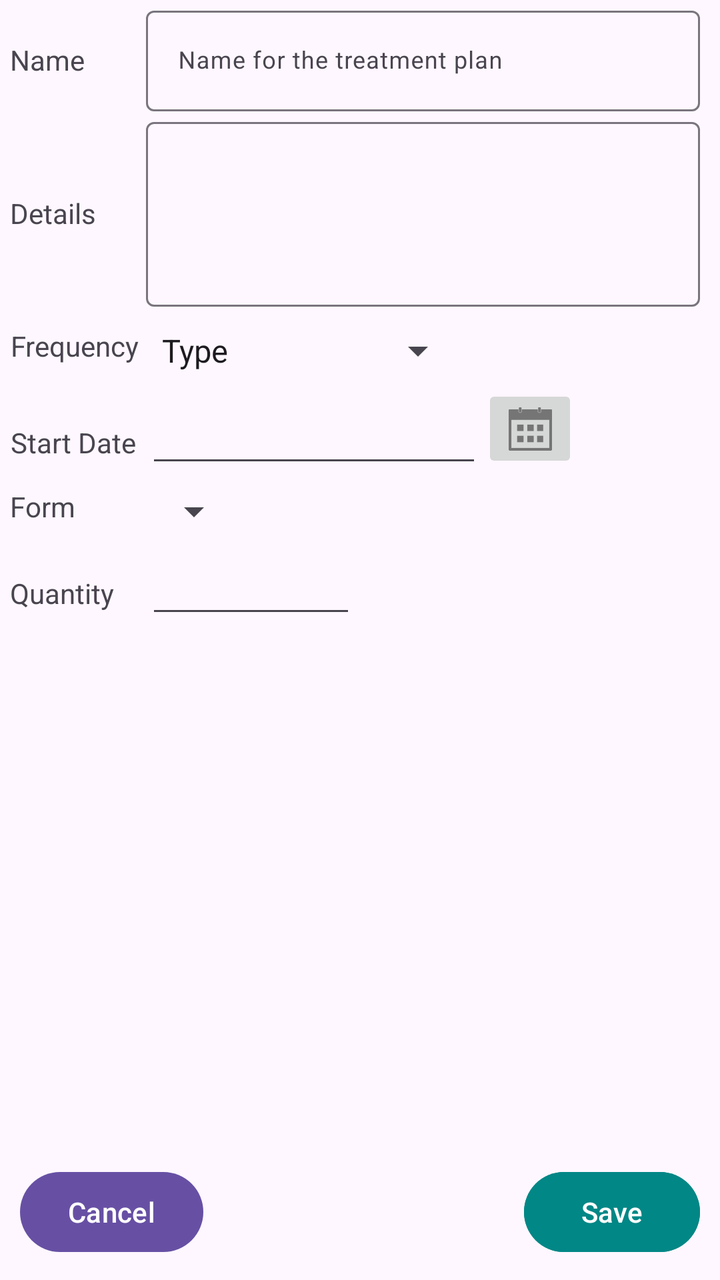
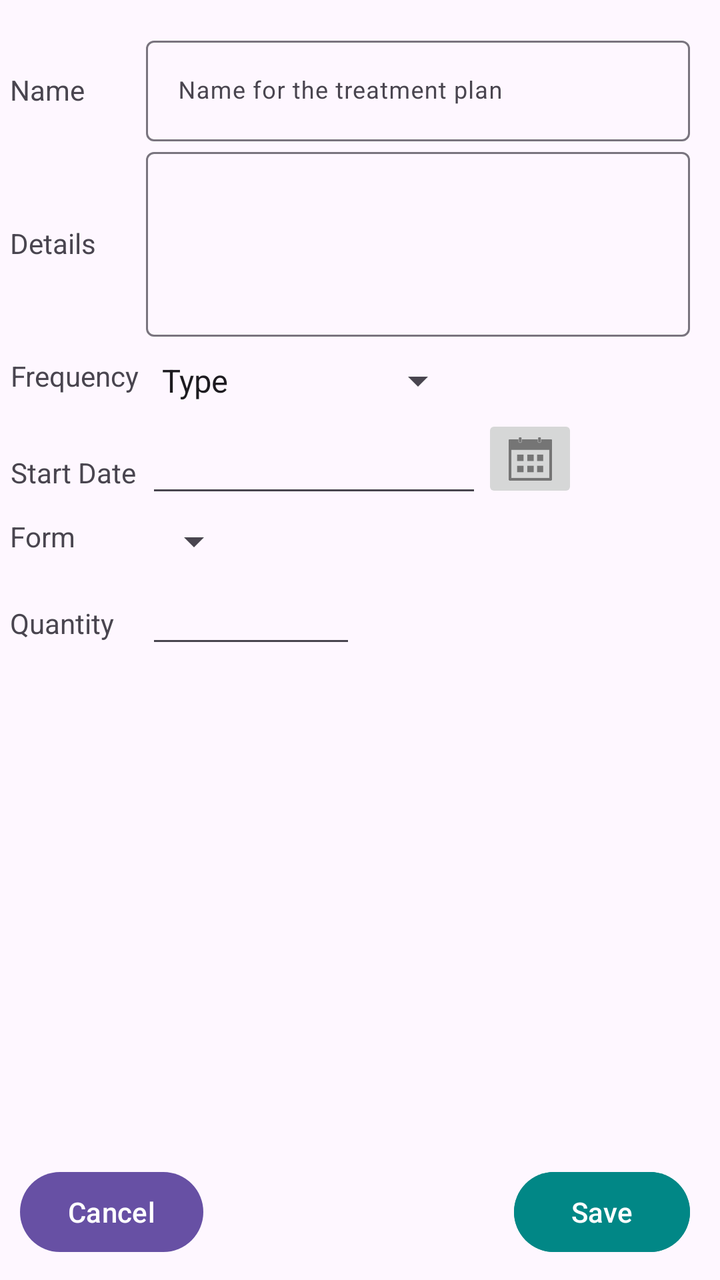

Before-and-after screenshots of an Android layout around one commit, followed by the original layout XML and the change that was made.
<!-- AndroidManifest.xml: application theme Theme.Mediplanner -->
<!-- res/layout/plan_fragment_view.xml -->
<?xml version="1.0" encoding="utf-8"?>
<RelativeLayout xmlns:android="http://schemas.android.com/apk/res/android"
    xmlns:app="http://schemas.android.com/apk/res-auto"
    xmlns:tools="http://schemas.android.com/tools"
    android:id="@+id/fragment_container_view"
    android:layout_width="match_parent"
    android:layout_height="match_parent"
    android:layout_marginHorizontal="10dp"
    android:layout_marginTop="15dp"
    android:layout_marginEnd="5dp"
    android:scrollbars="vertical">


    <androidx.constraintlayout.widget.Guideline
        android:id="@+id/guideline"
        android:layout_width="wrap_content"
        android:layout_height="match_parent"
        android:layout_alignParentTop="true"
        android:layout_alignParentBottom="false"
        android:layout_marginHorizontal="5dp"
        android:layout_toEndOf="@id/StartDateTextView"
        android:orientation="vertical"
        tools:visibility="invisible" />

    <TextView
        android:id="@+id/nameTextView"
        android:layout_width="wrap_content"
        android:layout_height="wrap_content"
        android:layout_alignBaseline="@id/treatmentPlanNameTextInput"
        android:layout_alignParentStart="false"
        android:layout_alignParentLeft="false"
        android:layout_alignParentTop="true"
        android:layout_marginStart="5dp"
        android:layout_marginEnd="5dp"
        android:clickable="false"
        android:text="@string/name"
        android:textAlignment="textEnd" />

    <com.google.android.material.textfield.TextInputLayout
        android:id="@+id/treatmentPlanNameTextInput"
        android:layout_width="match_parent"
        android:layout_height="wrap_content"
        android:layout_toEndOf="@id/guideline">

        <com.google.android.material.textfield.TextInputEditText
            android:id="@+id/nameTextInput"
            android:layout_width="match_parent"
            android:layout_height="match_parent"
            android:layout_marginTop="15dp"
            android:layout_marginEnd="10dp"
            android:hint="@string/treatment_name_prompt"
            android:maxLines="1"
            android:textSize="12sp" />
    </com.google.android.material.textfield.TextInputLayout>

    <TextView
        android:id="@+id/detailsTextView"
        android:layout_width="wrap_content"
        android:layout_height="wrap_content"
        android:layout_below="@id/nameTextView"
        android:layout_alignBaseline="@id/detailsTextLayout"
        android:layout_marginStart="5dp"
        android:layout_marginEnd="5dp"
        android:layout_weight="0"
        android:clickable="false"
        android:text="@string/treatment_details"
        android:textAlignment="textEnd" />

    <com.google.android.material.textfield.TextInputLayout
        android:id="@+id/detailsTextLayout"
        android:layout_width="match_parent"
        android:layout_height="wrap_content"
        android:layout_below="@id/treatmentPlanNameTextInput"
        android:layout_toEndOf="@id/guideline"
        android:layout_weight="1">

        <com.google.android.material.textfield.TextInputEditText
            android:id="@+id/detailsTextInput"
            android:layout_width="match_parent"
            android:layout_height="wrap_content"
            android:layout_marginEnd="10dp"

            android:inputType="textMultiLine"
            android:maxLines="4"
            android:minLines="4"
            android:textSize="12sp" />
    </com.google.android.material.textfield.TextInputLayout>

    <TextView
        android:id="@+id/frequencyTextView"
        android:layout_width="wrap_content"
        android:layout_height="wrap_content"
        android:layout_below="@id/detailsTextLayout"
        android:layout_alignBaseline="@id/frequencyBox"
        android:layout_marginStart="5dp"
        android:layout_marginTop="10dp"
        android:layout_marginEnd="5dp"
        android:clickable="false"
        android:text="@string/frequency"
        android:textAlignment="textEnd" />

    <LinearLayout
        android:id="@+id/frequencyBox"
        android:layout_width="match_parent"
        android:layout_height="wrap_content"
        android:layout_below="@id/detailsTextLayout"
        android:layout_marginTop="5dp"
        android:layout_marginEnd="10dp"
        android:layout_toEndOf="@id/guideline"
        android:baselineAligned="true"
        android:orientation="vertical">

        <Spinner
            android:id="@+id/freqTypeSpinner"
            android:layout_width="wrap_content"
            android:layout_height="match_parent"
            android:layout_marginTop="5dp"
            android:layout_marginBottom="5dp"
            android:entries="@array/freq_type_array"
            android:spinnerMode="dropdown" />
    </LinearLayout>

    <TextView
        android:id="@+id/StartDateTextView"
        android:layout_width="wrap_content"
        android:layout_height="wrap_content"
        android:layout_below="@id/frequencyTextView"
        android:layout_alignBaseline="@id/startDate"
        android:layout_marginStart="5dp"
        android:layout_marginEnd="5dp"
        android:layout_weight="0"
        android:clickable="false"
        android:text="@string/start_date"
        android:textAlignment="textEnd" />

    <EditText
        android:id="@+id/startDate"
        android:layout_width="wrap_content"
        android:layout_height="wrap_content"
        android:layout_below="@id/frequencyBox"
        android:layout_marginTop="5dp"
        android:layout_toEndOf="@id/guideline"
        android:layout_weight="0"
        android:ems="8"
        android:inputType="date" />

    <ImageButton
        android:id="@+id/calendarDialogButton"
        android:layout_width="wrap_content"
        android:layout_height="wrap_content"
        android:layout_below="@id/frequencyBox"
        android:layout_toEndOf="@id/startDate"
        android:layout_weight="0"
        app:srcCompat="@drawable/ic_calendar_button" />

    <TextView
        android:id="@+id/formTextView"
        android:layout_width="wrap_content"
        android:layout_height="wrap_content"
        android:layout_below="@id/startDate"
        android:layout_alignBaseline="@id/formBox"
        android:layout_marginHorizontal="5dp"
        android:layout_marginTop="5dp"
        android:layout_weight="0"
        android:clickable="false"
        android:orientation="vertical"
        android:text="@string/treatment_form" />

    <LinearLayout
        android:id="@+id/formBox"
        android:layout_width="match_parent"
        android:layout_height="wrap_content"
        android:layout_below="@id/startDate"
        android:layout_marginTop="5dp"
        android:layout_marginEnd="10dp"
        android:layout_toEndOf="@id/guideline"
        android:layout_weight="1"
        android:orientation="vertical">

        <Spinner
            android:id="@+id/formTypeSpinner"
            android:layout_width="wrap_content"
            android:layout_height="wrap_content" />
    </LinearLayout>

    <TextView
        android:id="@+id/quantityTextView"
        android:layout_width="wrap_content"
        android:layout_height="wrap_content"
        android:layout_below="@id/formTextView"
        android:layout_alignBaseline="@id/quantityEditText"
        android:layout_marginStart="5dp"
        android:text="@string/quantity" />

    <EditText
        android:id="@+id/quantityEditText"
        android:layout_width="wrap_content"
        android:layout_height="wrap_content"
        android:layout_below="@id/formBox"
        android:layout_marginTop="5dp"
        android:layout_toEndOf="@id/guideline"
        android:layout_weight="1"
        android:ems="5"
        android:inputType="number" />

    <Spinner
        android:id="@+id/quantityMetricSpinner"
        android:layout_width="wrap_content"
        android:layout_height="wrap_content"
        android:layout_below="@id/formBox"
        android:layout_alignBaseline="@id/quantityEditText"
        android:layout_marginEnd="10dp"
        android:layout_toEndOf="@id/quantityEditText"
        android:visibility="invisible" />

    <Button
        android:id="@+id/savePlanButton"
        android:layout_width="wrap_content"
        android:layout_height="wrap_content"
        android:layout_alignParentEnd="true"
        android:layout_alignParentBottom="true"
        android:layout_marginEnd="10dp"
        android:layout_marginBottom="10dp"
        android:backgroundTint="@color/design_default_color_secondary_variant"
        android:text="@string/save_button" />

    <Button
        android:id="@+id/cancelButton"
        android:layout_width="wrap_content"
        android:layout_height="wrap_content"
        android:layout_alignBaseline="@id/savePlanButton"
        android:layout_alignParentStart="true"
        android:layout_alignParentBottom="true"
        android:layout_marginStart="10dp"
        android:layout_marginBottom="10dp"
        android:text="@android:string/cancel" />

</RelativeLayout>
<!-- resources referenced by this layout -->
<resources>
  <string-array name="freq_type_array">
          <item>Type</item>
          <item name="hourly_frequency">Every x hours</item>
          <item name="daily_frequency">Daily</item>
          <item name="weekly_frequency">Weekly</item>
          <item name="monthly_frequency">Monthly</item>
          <item name="annually_frequency">Annually</item>
          <item name="specific_frequency">Specific Days</item>
          <item name="as_needed">As needed</item>
      </string-array>
  <!-- drawable ic_calendar_button: png bitmap (drawable-hdpi, 451 bytes) -->
  <string name="frequency">Frequency</string>
  <string name="name">Name</string>
  <string name="quantity">Quantity</string>
  <string name="save_button">Save</string>
  <string name="start_date">Start Date</string>
  <string name="treatment_details">Details</string>
  <string name="treatment_form">Form</string>
  <string name="treatment_name_prompt">Name for the treatment plan</string>
  <style name="Theme.Mediplanner" parent="Base.Theme.Mediplanner" />
  <style name="Base.Theme.Mediplanner" parent="Theme.Material3.DayNight.NoActionBar">
          
          
          <item name="android:activatedBackgroundIndicator">@color/selectionBackground</item>
          
      </style>
  <color name="selectionBackground">#9F98B3</color>
</resources>

<!-- the commit's change to res/layout/plan_fragment_view.xml (unified diff, before → after) -->
@@ -1,238 +1,248 @@
 <?xml version="1.0" encoding="utf-8"?>
-<RelativeLayout xmlns:android="http://schemas.android.com/apk/res/android"
+<androidx.core.widget.NestedScrollView xmlns:android="http://schemas.android.com/apk/res/android"
     xmlns:app="http://schemas.android.com/apk/res-auto"
     xmlns:tools="http://schemas.android.com/tools"
     android:id="@+id/fragment_container_view"
     android:layout_width="match_parent"
-    android:layout_height="match_parent"
+    android:layout_height="wrap_content"
     android:layout_marginHorizontal="10dp"
     android:layout_marginTop="15dp"
-    android:layout_marginEnd="5dp"
-    android:scrollbars="vertical">
-
-
-    <androidx.constraintlayout.widget.Guideline
-        android:id="@+id/guideline"
-        android:layout_width="wrap_content"
-        android:layout_height="match_parent"
-        android:layout_alignParentTop="true"
-        android:layout_alignParentBottom="false"
-        android:layout_marginHorizontal="5dp"
-        android:layout_toEndOf="@id/StartDateTextView"
-        android:orientation="vertical"
-        tools:visibility="invisible" />
-
-    <TextView
-        android:id="@+id/nameTextView"
-        android:layout_width="wrap_content"
-        android:layout_height="wrap_content"
-        android:layout_alignBaseline="@id/treatmentPlanNameTextInput"
-        android:layout_alignParentStart="false"
-        android:layout_alignParentLeft="false"
-        android:layout_alignParentTop="true"
-        android:layout_marginStart="5dp"
-        android:layout_marginEnd="5dp"
-        android:clickable="false"
-        android:text="@string/name"
-        android:textAlignment="textEnd" />
-
-    <com.google.android.material.textfield.TextInputLayout
-        android:id="@+id/treatmentPlanNameTextInput"
+    android:layout_marginBottom="10dp"
+    android:fillViewport="true"
+    android:verticalScrollbarPosition="defaultPosition">
+
+
+    <RelativeLayout
+        android:id="@+id/fakeRoot"
         android:layout_width="match_parent"
         android:layout_height="wrap_content"
-        android:layout_toEndOf="@id/guideline">
-
-        <com.google.android.material.textfield.TextInputEditText
-            android:id="@+id/nameTextInput"
-            android:layout_width="match_parent"
+        android:layout_marginHorizontal="10dp"
+        android:layout_marginTop="15dp"
+        android:layout_marginEnd="5dp">
+
+
+        <androidx.constraintlayout.widget.Guideline
+            android:id="@+id/guideline"
+            android:layout_width="wrap_content"
             android:layout_height="match_parent"
-            android:layout_marginTop="15dp"
-            android:layout_marginEnd="10dp"
-            android:hint="@string/treatment_name_prompt"
-            android:maxLines="1"
-            android:textSize="12sp" />
-    </com.google.android.material.textfield.TextInputLayout>
-
-    <TextView
-        android:id="@+id/detailsTextView"
-        android:layout_width="wrap_content"
-        android:layout_height="wrap_content"
-        android:layout_below="@id/nameTextView"
-        android:layout_alignBaseline="@id/detailsTextLayout"
-        android:layout_marginStart="5dp"
-        android:layout_marginEnd="5dp"
-        android:layout_weight="0"
-        android:clickable="false"
-        android:text="@string/treatment_details"
-        android:textAlignment="textEnd" />
-
-    <com.google.android.material.textfield.TextInputLayout
-        android:id="@+id/detailsTextLayout"
-        android:layout_width="match_parent"
-        android:layout_height="wrap_content"
-        android:layout_below="@id/treatmentPlanNameTextInput"
-        android:layout_toEndOf="@id/guideline"
-        android:layout_weight="1">
-
-        <com.google.android.material.textfield.TextInputEditText
-            android:id="@+id/detailsTextInput"
-            android:layout_width="match_parent"
-            android:layout_height="wrap_content"
-            android:layout_marginEnd="10dp"
-
-            android:inputType="textMultiLine"
-            android:maxLines="4"
-            android:minLines="4"
-            android:textSize="12sp" />
-    </com.google.android.material.textfield.TextInputLayout>
-
-    <TextView
-        android:id="@+id/frequencyTextView"
-        android:layout_width="wrap_content"
-        android:layout_height="wrap_content"
-        android:layout_below="@id/detailsTextLayout"
-        android:layout_alignBaseline="@id/frequencyBox"
-        android:layout_marginStart="5dp"
-        android:layout_marginTop="10dp"
-        android:layout_marginEnd="5dp"
-        android:clickable="false"
-        android:text="@string/frequency"
-        android:textAlignment="textEnd" />
-
-    <LinearLayout
-        android:id="@+id/frequencyBox"
-        android:layout_width="match_parent"
-        android:layout_height="wrap_content"
-        android:layout_below="@id/detailsTextLayout"
-        android:layout_marginTop="5dp"
-        android:layout_marginEnd="10dp"
-        android:layout_toEndOf="@id/guideline"
-        android:baselineAligned="true"
-        android:orientation="vertical">
+            android:layout_alignParentTop="true"
+            android:layout_alignParentBottom="false"
+            android:layout_marginHorizontal="5dp"
+            android:layout_toEndOf="@id/StartDateTextView"
+            android:orientation="vertical"
+            tools:visibility="invisible" />
+
+        <TextView
+            android:id="@+id/nameTextView"
+            android:layout_width="wrap_content"
+            android:layout_height="wrap_content"
+            android:layout_alignBaseline="@id/treatmentPlanNameTextInput"
+            android:layout_alignParentStart="false"
+            android:layout_alignParentLeft="false"
+            android:layout_alignParentTop="true"
+            android:layout_marginStart="5dp"
+            android:layout_marginEnd="5dp"
+            android:clickable="false"
+            android:text="@string/name"
+            android:textAlignment="textEnd" />
+
+        <com.google.android.material.textfield.TextInputLayout
+            android:id="@+id/treatmentPlanNameTextInput"
+            android:layout_width="match_parent"
+            android:layout_height="wrap_content"
+            android:layout_toEndOf="@id/guideline">
+
+            <com.google.android.material.textfield.TextInputEditText
+                android:id="@+id/nameTextInput"
+                android:layout_width="match_parent"
+                android:layout_height="match_parent"
+                android:layout_marginTop="15dp"
+                android:layout_marginEnd="10dp"
+                android:hint="@string/treatment_name_prompt"
+                android:maxLines="1"
+                android:textSize="12sp" />
+        </com.google.android.material.textfield.TextInputLayout>
+
+        <TextView
+            android:id="@+id/detailsTextView"
+            android:layout_width="wrap_content"
+            android:layout_height="wrap_content"
+            android:layout_below="@id/nameTextView"
+            android:layout_alignBaseline="@id/detailsTextLayout"
+            android:layout_marginStart="5dp"
+            android:layout_marginEnd="5dp"
+            android:clickable="false"
+            android:text="@string/treatment_details"
+            android:textAlignment="textEnd" />
+
+        <com.google.android.material.textfield.TextInputLayout
+            android:id="@+id/detailsTextLayout"
+            android:layout_width="match_parent"
+            android:layout_height="wrap_content"
+            android:layout_below="@id/treatmentPlanNameTextInput"
+            android:layout_toEndOf="@id/guideline">
+
+            <com.google.android.material.textfield.TextInputEditText
+                android:id="@+id/detailsTextInput"
+                android:layout_width="match_parent"
+                android:layout_height="wrap_content"
+                android:layout_marginEnd="10dp"
+
+                android:inputType="textMultiLine"
+                android:maxLines="4"
+                android:minLines="4"
+                android:textSize="12sp" />
+        </com.google.android.material.textfield.TextInputLayout>
+
+        <TextView
+            android:id="@+id/frequencyTextView"
+            android:layout_width="wrap_content"
+            android:layout_height="wrap_content"
+            android:layout_below="@id/detailsTextLayout"
+            android:layout_alignBaseline="@id/frequencyBox"
+            android:layout_marginStart="5dp"
+            android:layout_marginTop="10dp"
+            android:layout_marginEnd="5dp"
+            android:clickable="false"
+            android:text="@string/frequency"
+            android:textAlignment="textEnd" />
+
+        <LinearLayout
+            android:id="@+id/frequencyBox"
+            android:layout_width="match_parent"
+            android:layout_height="wrap_content"
+            android:layout_below="@id/detailsTextLayout"
+            android:layout_marginTop="5dp"
+            android:layout_marginEnd="10dp"
+            android:layout_toEndOf="@id/guideline"
+            android:baselineAligned="true"
+            android:orientation="vertical">
+
+            <Spinner
+                android:id="@+id/freqTypeSpinner"
+                android:layout_width="wrap_content"
+                android:layout_height="wrap_content"
+                android:layout_marginTop="5dp"
+                android:layout_marginBottom="5dp"
+                android:entries="@array/freq_type_array"
+                android:spinnerMode="dropdown" />
+        </LinearLayout>
+
+        <TextView
+            android:id="@+id/StartDateTextView"
+            android:layout_width="wrap_content"
+            android:layout_height="wrap_content"
+            android:layout_below="@id/frequencyTextView"
+            android:layout_alignBaseline="@id/startDate"
+            android:layout_marginStart="5dp"
+            android:layout_marginEnd="5dp"
+            android:clickable="false"
+            android:text="@string/start_date"
+            android:textAlignment="textEnd" />
+
+        <EditText
+            android:id="@+id/startDate"
+            android:layout_width="wrap_content"
+            android:layout_height="wrap_content"
+            android:layout_below="@id/frequencyBox"
+            android:layout_marginTop="5dp"
+            android:layout_toEndOf="@id/guideline"
+            android:ems="8"
+            android:inputType="date" />
+
+        <ImageButton
+            android:id="@+id/calendarDialogButton"
+            android:layout_width="wrap_content"
+            android:layout_height="wrap_content"
+            android:layout_below="@id/frequencyBox"
+            android:layout_toEndOf="@id/startDate"
+            app:srcCompat="@drawable/ic_calendar_button" />
+
+        <TextView
+            android:id="@+id/formTextView"
+            android:layout_width="wrap_content"
+            android:layout_height="wrap_content"
+            android:layout_below="@id/startDate"
+            android:layout_alignBaseline="@id/formBox"
+            android:layout_marginHorizontal="5dp"
+            android:layout_marginTop="5dp"
+            android:clickable="false"
+            android:orientation="vertical"
+            android:text="@string/treatment_form" />
+
+        <LinearLayout
+            android:id="@+id/formBox"
+            android:layout_width="match_parent"
+            android:layout_height="wrap_content"
+            android:layout_below="@id/startDate"
+            android:layout_marginTop="5dp"
+            android:layout_marginEnd="10dp"
+            android:layout_toEndOf="@id/guideline"
+            android:orientation="vertical">
+
+            <Spinner
+                android:id="@+id/formTypeSpinner"
+                android:layout_width="wrap_content"
+                android:layout_height="wrap_content" />
+        </LinearLayout>
+
+        <TextView
+            android:id="@+id/quantityTextView"
+            android:layout_width="wrap_content"
+            android:layout_height="wrap_content"
+            android:layout_below="@id/formTextView"
+            android:layout_alignBaseline="@id/quantityEditText"
+            android:layout_marginStart="5dp"
+            android:layout_marginBottom="50dp"
+            android:text="@string/quantity" />
+
+        <EditText
+            android:id="@+id/quantityEditText"
+            android:layout_width="wrap_content"
+            android:layout_height="wrap_content"
+            android:layout_below="@id/formBox"
+            android:layout_marginTop="5dp"
+            android:layout_marginBottom="50dp"
+            android:layout_toEndOf="@id/guideline"
+            android:ems="5"
+            android:inputType="number" />
 
         <Spinner
-            android:id="@+id/freqTypeSpinner"
-            android:layout_width="wrap_content"
-            android:layout_height="match_parent"
-            android:layout_marginTop="5dp"
-            android:layout_marginBottom="5dp"
-            android:entries="@array/freq_type_array"
-            android:spinnerMode="dropdown" />
-    </LinearLayout>
-
-    <TextView
-        android:id="@+id/StartDateTextView"
-        android:layout_width="wrap_content"
-        android:layout_height="wrap_content"
-        android:layout_below="@id/frequencyTextView"
-        android:layout_alignBaseline="@id/startDate"
-        android:layout_marginStart="5dp"
-        android:layout_marginEnd="5dp"
-        android:layout_weight="0"
-        android:clickable="false"
-        android:text="@string/start_date"
-        android:textAlignment="textEnd" />
-
-    <EditText
-        android:id="@+id/startDate"
-        android:layout_width="wrap_content"
-        android:layout_height="wrap_content"
-        android:layout_below="@id/frequencyBox"
-        android:layout_marginTop="5dp"
-        android:layout_toEndOf="@id/guideline"
-        android:layout_weight="0"
-        android:ems="8"
-        android:inputType="date" />
-
-    <ImageButton
-        android:id="@+id/calendarDialogButton"
-        android:layout_width="wrap_content"
-        android:layout_height="wrap_content"
-        android:layout_below="@id/frequencyBox"
-        android:layout_toEndOf="@id/startDate"
-        android:layout_weight="0"
-        app:srcCompat="@drawable/ic_calendar_button" />
-
-    <TextView
-        android:id="@+id/formTextView"
-        android:layout_width="wrap_content"
-        android:layout_height="wrap_content"
-        android:layout_below="@id/startDate"
-        android:layout_alignBaseline="@id/formBox"
-        android:layout_marginHorizontal="5dp"
-        android:layout_marginTop="5dp"
-        android:layout_weight="0"
-        android:clickable="false"
-        android:orientation="vertical"
-        android:text="@string/treatment_form" />
-
-    <LinearLayout
-        android:id="@+id/formBox"
-        android:layout_width="match_parent"
-        android:layout_height="wrap_content"
-        android:layout_below="@id/startDate"
-        android:layout_marginTop="5dp"
-        android:layout_marginEnd="10dp"
-        android:layout_toEndOf="@id/guideline"
-        android:layout_weight="1"
-        android:orientation="vertical">
-
-        <Spinner
-            android:id="@+id/formTypeSpinner"
-            android:layout_width="wrap_content"
-            android:layout_height="wrap_content" />
-    </LinearLayout>
-
-    <TextView
-        android:id="@+id/quantityTextView"
-        android:layout_width="wrap_content"
-        android:layout_height="wrap_content"
-        android:layout_below="@id/formTextView"
-        android:layout_alignBaseline="@id/quantityEditText"
-        android:layout_marginStart="5dp"
-        android:text="@string/quantity" />
-
-    <EditText
-        android:id="@+id/quantityEditText"
-        android:layout_width="wrap_content"
-        android:layout_height="wrap_content"
-        android:layout_below="@id/formBox"
-        android:layout_marginTop="5dp"
-        android:layout_toEndOf="@id/guideline"
-        android:layout_weight="1"
-        android:ems="5"
-        android:inputType="number" />
-
-    <Spinner
-        android:id="@+id/quantityMetricSpinner"
-        android:layout_width="wrap_content"
-        android:layout_height="wrap_content"
-        android:layout_below="@id/formBox"
-        android:layout_alignBaseline="@id/quantityEditText"
-        android:layout_marginEnd="10dp"
-        android:layout_toEndOf="@id/quantityEditText"
-        android:visibility="invisible" />
-
-    <Button
-        android:id="@+id/savePlanButton"
-        android:layout_width="wrap_content"
-        android:layout_height="wrap_content"
-        android:layout_alignParentEnd="true"
-        android:layout_alignParentBottom="true"
-        android:layout_marginEnd="10dp"
-        android:layout_marginBottom="10dp"
-        android:backgroundTint="@color/design_default_color_secondary_variant"
-        android:text="@string/save_button" />
-
-    <Button
-        android:id="@+id/cancelButton"
-        android:layout_width="wrap_content"
-        android:layout_height="wrap_content"
-        android:layout_alignBaseline="@id/savePlanButton"
-        android:layout_alignParentStart="true"
-        android:layout_alignParentBottom="true"
-        android:layout_marginStart="10dp"
-        android:layout_marginBottom="10dp"
-        android:text="@android:string/cancel" />
-
-</RelativeLayout>
+            android:id="@+id/quantityMetricSpinner"
+            android:layout_width="wrap_content"
+            android:layout_height="wrap_content"
+            android:layout_below="@id/formBox"
+            android:layout_alignBaseline="@id/quantityEditText"
+            android:layout_marginEnd="10dp"
+            android:layout_marginBottom="50dp"
+            android:layout_toEndOf="@id/quantityEditText"
+            android:visibility="invisible" />
+
+        <Button
+            android:id="@+id/savePlanButton"
+            android:layout_width="wrap_content"
+            android:layout_height="wrap_content"
+            android:layout_alignParentEnd="true"
+            android:layout_alignParentBottom="true"
+            android:layout_marginTop="50dp"
+            android:layout_marginEnd="10dp"
+            android:layout_marginBottom="10dp"
+            android:backgroundTint="@color/design_default_color_secondary_variant"
+            android:text="@string/save_button" />
+
+        <Button
+            android:id="@+id/cancelButton"
+            android:layout_width="wrap_content"
+            android:layout_height="wrap_content"
+            android:layout_below="@id/quantityEditText"
+            android:layout_alignBaseline="@id/savePlanButton"
+            android:layout_alignParentStart="true"
+            android:layout_alignParentBottom="true"
+            android:layout_marginStart="10dp"
+            android:layout_marginTop="50dp"
+            android:layout_marginBottom="10dp"
+            android:text="@android:string/cancel" />
+
+    </RelativeLayout>
+
+</androidx.core.widget.NestedScrollView>
